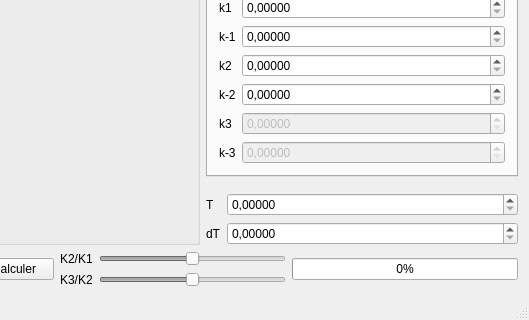
MayeulC/Chimie, file mainwindow.ui: the form before one commit; both pictures show x 123 to 652 and y 210 to 530 of the 652 by 530 pixel window.
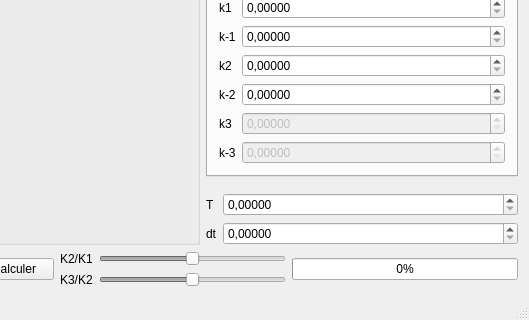
The form after the commit. Icons and pictures are not drawn.

What changed in the file:
```diff
--- a/mainwindow.ui
+++ b/mainwindow.ui
@@ -1091,7 +1091,7 @@
             <item row="1" column="0">
              <widget class="QLabel" name="dTLabel">
               <property name="text">
-               <string>dT</string>
+               <string>dt</string>
               </property>
              </widget>
             </item>
```
Left out of the diff: 186 changed lines with no effect on the pictures.
